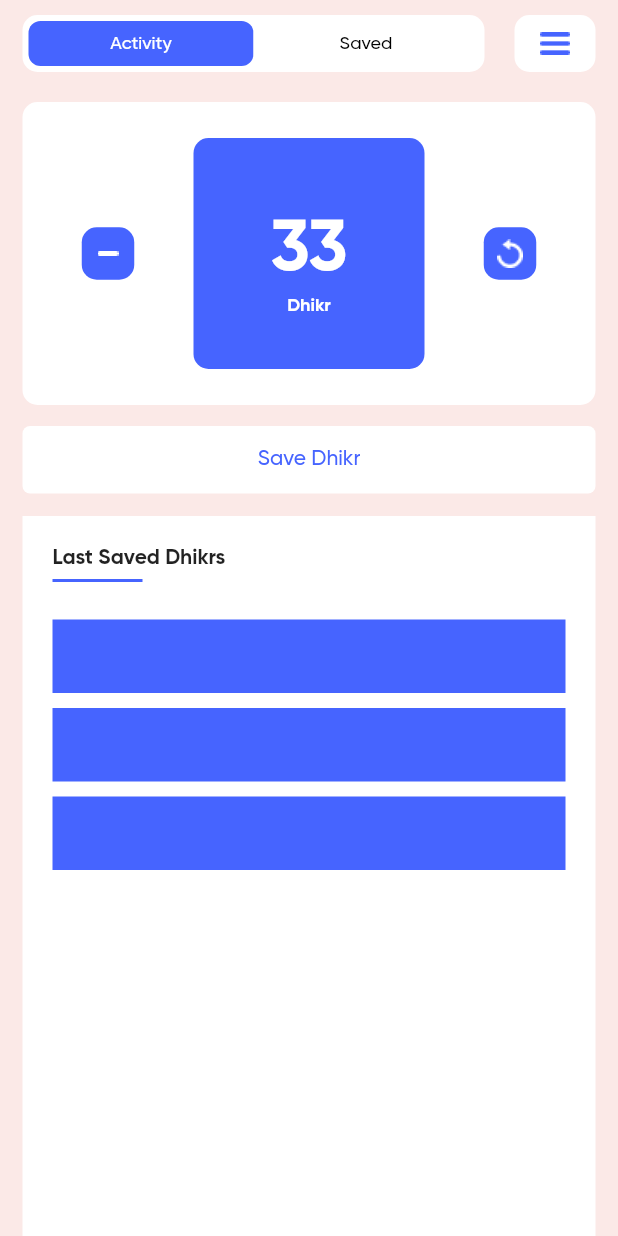
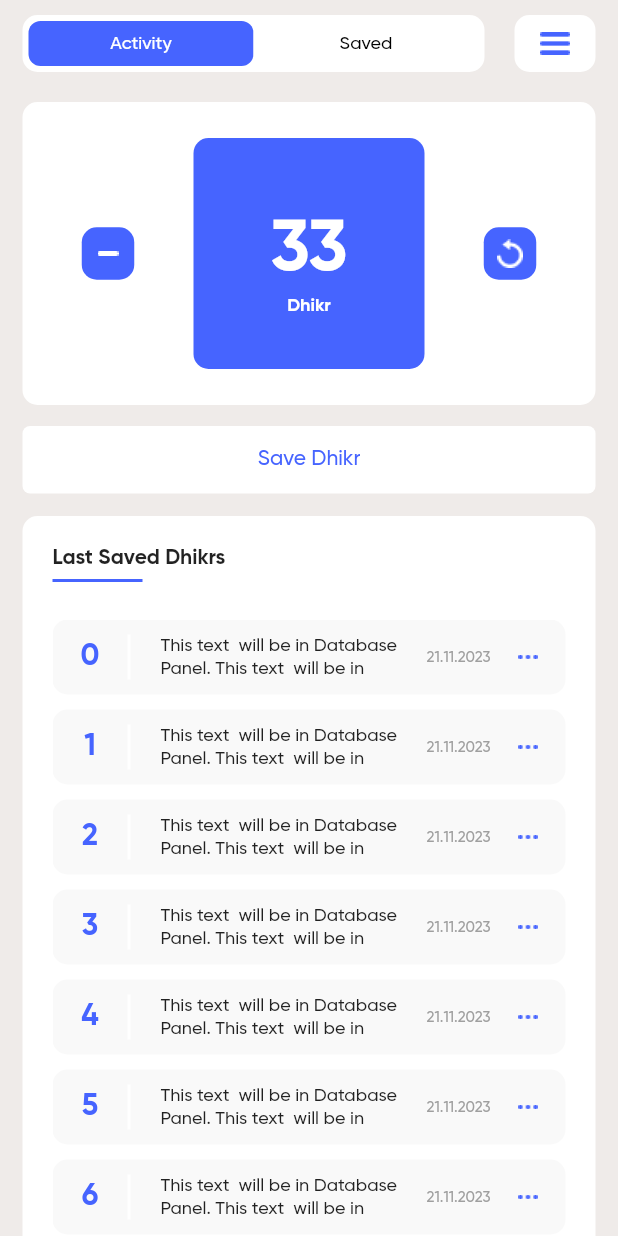
Before and after one commit to merekesabitov/TasbihApp, a Flutter app: the screen it shows after launch, on a phone screen of 412 x 824 dp. Run offline on Flutter 3.47's test engine with Material 2 defaults, Android fonts, the phone set to English and light mode, and no system bars.

Commit message:
HomePage UI (updated database panel)

```diff
--- a/Tasbih_App/lib/main.dart
+++ b/Tasbih_App/lib/main.dart
@@ -26,7 +26,7 @@ class HomePage extends StatelessWidget {
   @override
   Widget build(BuildContext context) {
     return Scaffold(
-      backgroundColor: Colors.deepOrange.shade50,
+      backgroundColor: Colors.brown.shade50,
       body: const SafeArea(
         bottom: false,
         child: Padding(
@@ -210,9 +210,14 @@ class DBPanel extends StatelessWidget {
   @override
   Widget build(BuildContext context) {
     return Expanded(child: Container(
+      decoration: const BoxDecoration(
+        color: Colors.white,
+        borderRadius: BorderRadius.only(
+          topLeft: Radius.circular(10),
+          topRight: Radius.circular(10)),
+      ),
       height: 50,
       width: double.infinity,
-      color: Colors.white,
       padding: const EdgeInsets.only(top: 20, left: 20, right: 20),
       child: Column(
         crossAxisAlignment: CrossAxisAlignment.start,
@@ -229,28 +234,60 @@ class DBPanel extends StatelessWidget {
             margin: const EdgeInsets.only(top: 5, bottom: 25),
             color: myBlue,
           ),
-          Column(
+          Expanded(
+            child: ListView.builder(
+              itemCount: 100,
+              itemBuilder: (context, index) {
+                return Container(
+                  decoration: BoxDecoration(
+                    color: const Color(0xFFF9F9F9),
+                    borderRadius: BorderRadius.circular(10)
+                  ),
+                margin: const EdgeInsets.only(bottom: 10),
+                child:
+                Row(
                   children: [
                     Container(
-                width: double.infinity,
-                height: 49,
-                margin: const EdgeInsets.only(bottom: 10),
+                      width: 50,
+                      alignment: Alignment.center,
+                      child: Text(
+                        index.toString(),
+                        style: const TextStyle(
+                          fontSize: 20,
+                          fontFamily: 'Gilroy-Bold',
                           color: myBlue,
                           ),
-              Container(
-                width: double.infinity,
-                height: 49,
-                margin: const EdgeInsets.only(bottom: 10),
-                color: myBlue,
                         ),
-              Container(
-                width: double.infinity,
-                height: 49,
-                margin: const EdgeInsets.only(bottom: 10),
-                color: myBlue,
+                      ),
+                    Container(height: 30, width: 2, color: Colors.white),
+                    const Expanded (
+                      child: Padding(
+                        padding: EdgeInsets.only(left: 20, right: 15),
+                        child: Text(
+                          'This text  will be in Database Panel. This text  will be in Database Panel. This text  will be in Database Panel.',
+                          style: TextStyle(fontSize: 12,),
+                          maxLines: 2
+                        ),
+                      ),
+                    ),
+                    const Text(
+                      '21.11.2023',
+                      style: TextStyle(
+                        fontSize: 10,
+                        color: Color(0xFF9F9F9F),
+                      ),
+                    ),
+                    SizedBox(
+                      width: 50,
+                      height: 50,
+                      child: Image.asset('assets/img/edit.png'),
                     ),
                   ],
-          )
+                ),
+              );
+            },
+            ),
+          ),
         ],
       ),
       ));
```
Also changed, not shown: Tasbih_App/assets/img/edit.png (added). Lines whose indentation alone changed are shown as unchanged.
